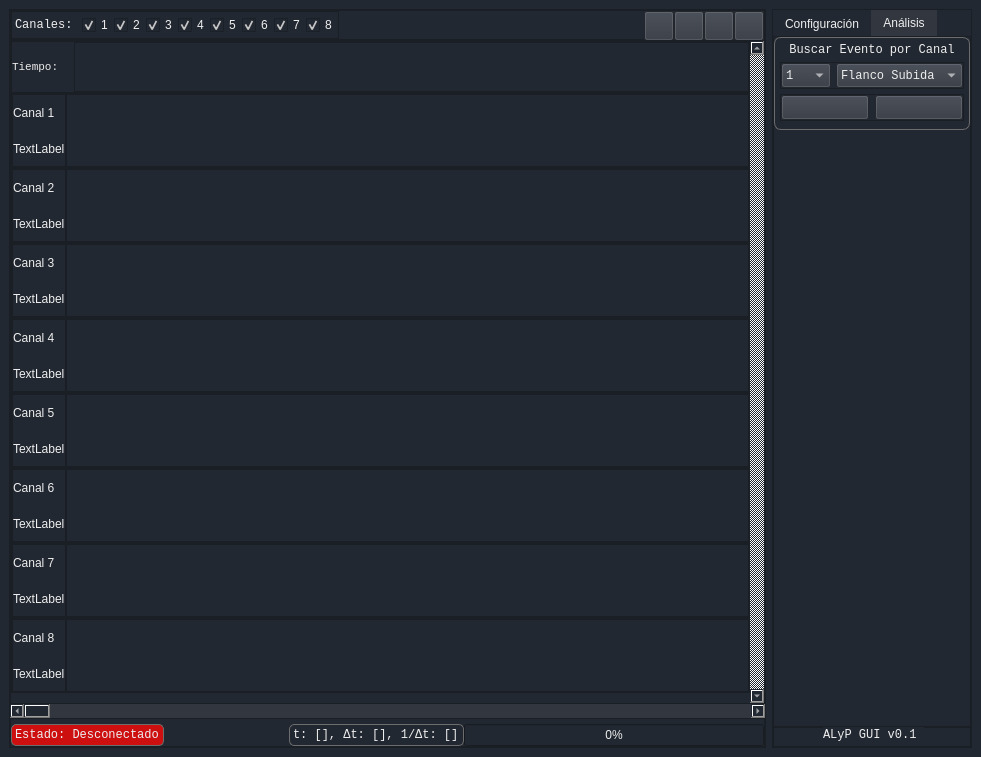
Old version of the form GUI v0.1/src/mainwindow.ui in the repository KarimHacen7/ProyectoFinal.
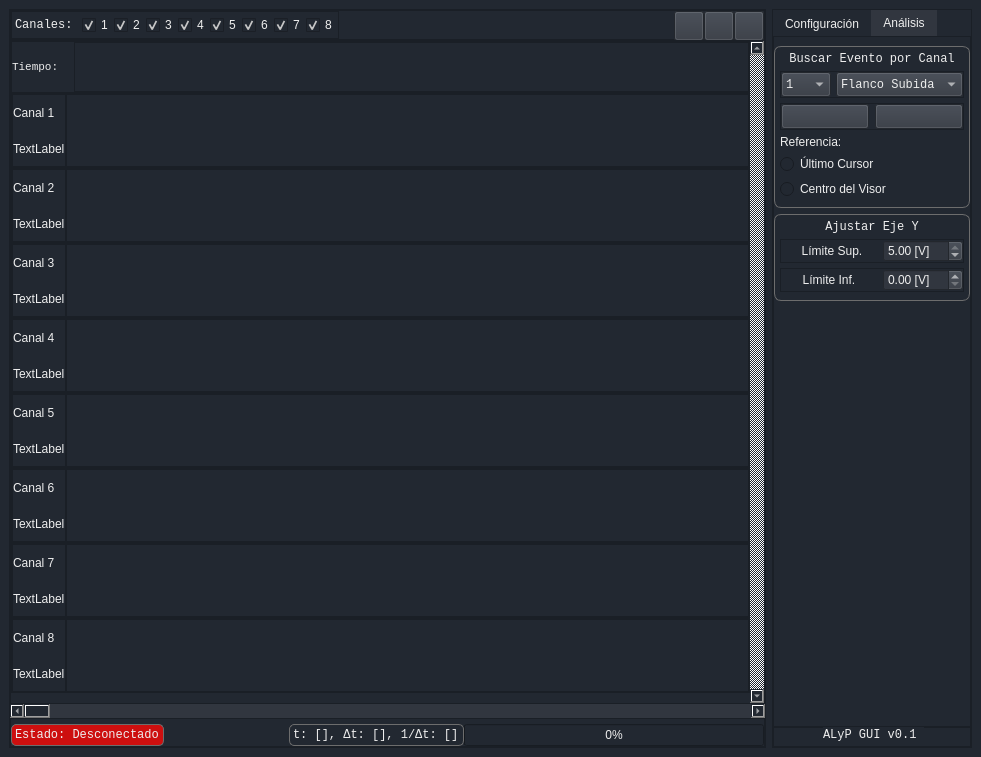
New version of the form. The open tabs and pages were chosen to show the change. Icons and pictures are not drawn.

Commit message: Analog mode support and upgraded event search, bugfixing

What changed in the file:
```diff
--- a/GUI v0.1/src/mainwindow.ui
+++ b/GUI v0.1/src/mainwindow.ui
@@ -144,6 +144,12 @@
           </property>
           <item>
            <widget class="QFrame" name="channelVisualizationFrame">
+            <property name="styleSheet">
+             <string notr="true">QCheckBox:disabled
+{
+	color: rgba(255, 255, 255, 90);
+}</string>
+            </property>
             <property name="frameShape">
              <enum>QFrame::StyledPanel</enum>
             </property>
@@ -295,35 +301,6 @@
             </property>
            </spacer>
           </item>
-          <item>
-           <widget class="QPushButton" name="gridPushButton">
-            <property name="minimumSize">
-             <size>
-              <width>30</width>
-              <height>30</height>
-             </size>
-            </property>
-            <property name="maximumSize">
-             <size>
-              <width>30</width>
-              <height>30</height>
-             </size>
-            </property>
-            <property name="text">
-             <string/>
-            </property>
-            <property name="icon">
-             <iconset resource="Icons.qrc">
-              <normaloff>:/ButtonIcons/ico/grid.png</normaloff>:/ButtonIcons/ico/grid.png</iconset>
-            </property>
-            <property name="iconSize">
-             <size>
-              <width>23</width>
-              <height>23</height>
-             </size>
-            </property>
-           </widget>
-          </item>
           <item>
            <widget class="QPushButton" name="cursorPushButton">
             <property name="minimumSize">
@@ -403,8 +380,7 @@
              </size>
             </property>
             <property name="styleSheet">
-             <string notr="true">
-</string>
+             <string notr="true"/>
             </property>
             <property name="text">
              <string/>
@@ -541,6 +517,9 @@
                   <height>50</height>
                  </size>
                 </property>
+                <property name="frameShadow">
+                 <enum>QFrame::Raised</enum>
+                </property>
                 <property name="verticalScrollBarPolicy">
                  <enum>Qt::ScrollBarAlwaysOff</enum>
                 </property>
@@ -652,6 +631,9 @@
                 <property name="accessibleName">
                  <string>Canal 1</string>
                 </property>
+                <property name="frameShadow">
+                 <enum>QFrame::Raised</enum>
+                </property>
                 <property name="verticalScrollBarPolicy">
                  <enum>Qt::ScrollBarAlwaysOff</enum>
                 </property>
@@ -751,6 +733,9 @@
                 <property name="accessibleName">
                  <string>Canal 2</string>
                 </property>
+                <property name="frameShadow">
+                 <enum>QFrame::Raised</enum>
+                </property>
                 <property name="verticalScrollBarPolicy">
                  <enum>Qt::ScrollBarAlwaysOff</enum>
                 </property>
@@ -850,6 +835,9 @@
                 <property name="accessibleName">
                  <string>Canal 3</string>
                 </property>
+                <property name="frameShadow">
+                 <enum>QFrame::Raised</enum>
+                </property>
                 <property name="verticalScrollBarPolicy">
                  <enum>Qt::ScrollBarAlwaysOff</enum>
                 </property>
@@ -949,6 +937,9 @@
                 <property name="accessibleName">
                  <string>Canal 4</string>
                 </property>
+                <property name="frameShadow">
+                 <enum>QFrame::Raised</enum>
+                </property>
                 <property name="verticalScrollBarPolicy">
                  <enum>Qt::ScrollBarAlwaysOff</enum>
                 </property>
@@ -1048,6 +1039,9 @@
                 <property name="accessibleName">
                  <string>Canal 5</string>
                 </property>
+                <property name="frameShadow">
+                 <enum>QFrame::Raised</enum>
+                </property>
                 <property name="verticalScrollBarPolicy">
                  <enum>Qt::ScrollBarAlwaysOff</enum>
                 </property>
@@ -1147,6 +1141,9 @@
                 <property name="accessibleName">
                  <string>Canal 6</string>
                 </property>
+                <property name="frameShadow">
+                 <enum>QFrame::Raised</enum>
+                </property>
                 <property name="verticalScrollBarPolicy">
                  <enum>Qt::ScrollBarAlwaysOff</enum>
                 </property>
@@ -1246,6 +1243,9 @@
                 <property name="accessibleName">
                  <string>Canal 7</string>
                 </property>
+                <property name="frameShadow">
+                 <enum>QFrame::Raised</enum>
+                </property>
                 <property name="verticalScrollBarPolicy">
                  <enum>Qt::ScrollBarAlwaysOff</enum>
                 </property>
@@ -1345,6 +1345,9 @@
                 <property name="accessibleName">
                  <string>Canal 8</string>
                 </property>
+                <property name="frameShadow">
+                 <enum>QFrame::Raised</enum>
+                </property>
                 <property name="verticalScrollBarPolicy">
                  <enum>Qt::ScrollBarAlwaysOff</enum>
                 </property>
@@ -1557,7 +1560,7 @@
 </string>
          </property>
          <property name="currentIndex">
-          <number>0</number>
+          <number>1</number>
          </property>
          <widget class="QWidget" name="samplingConfigTab">
           <property name="accessibleName">
@@ -2579,6 +2582,13 @@
 border-radius: 7px;
 padding:5px;
 padding-bottom:8px
+}
+QFrame#analogYLimEditFrame
+{
+border: 1px solid rgb(109, 109, 109);
+border-radius: 7px;
+padding:5px;
+padding-bottom:8px
 }</string>
              </property>
              <property name="frameShape">
@@ -2591,9 +2601,6 @@
               <property name="leftMargin">
                <number>0</number>
               </property>
-              <property name="topMargin">
-               <number>0</number>
-              </property>
               <property name="rightMargin">
                <number>0</number>
               </property>
@@ -2649,7 +2656,7 @@
                   </widget>
                  </item>
                  <item>
-                  <widget class="QFrame" name="triggerAnalysisButtonsFrame">
+                  <widget class="QFrame" name="triggerAnalysisSelectorFrame">
                    <property name="frameShape">
                     <enum>QFrame::StyledPanel</enum>
                    </property>
@@ -2800,7 +2807,7 @@
                   </widget>
                  </item>
                  <item>
-                  <widget class="QFrame" name="triggerAnalysisButtonsFrame_2">
+                  <widget class="QFrame" name="triggerAnalysisButtonsFrame">
                    <property name="frameShape">
                     <enum>QFrame::StyledPanel</enum>
                    </property>
@@ -2875,6 +2882,229 @@
                         <width>25</width>
                         <height>25</height>
                        </size>
+                      </property>
+                     </widget>
+                    </item>
+                   </layout>
+                  </widget>
+                 </item>
+                 <item>
+                  <widget class="QLabel" name="triggerAnalysisReferenceLabel">
+                   <property name="text">
+                    <string>Referencia:</string>
+                   </property>
+                  </widget>
+                 </item>
+                 <item>
+                  <widget class="QRadioButton" name="lastCursorRadioButton">
+                   <property name="text">
+                    <string>Último Cursor</string>
+                   </property>
+                  </widget>
+                 </item>
+                 <item>
+                  <widget class="QRadioButton" name="visorCenterRadioButton">
+                   <property name="text">
+                    <string>Centro del Visor</string>
+                   </property>
+                  </widget>
+                 </item>
+                </layout>
+               </widget>
+              </item>
+              <item>
+               <widget class="QFrame" name="analogYLimEditFrame">
+                <property name="frameShape">
+                 <enum>QFrame::StyledPanel</enum>
+                </property>
+                <property name="frameShadow">
+                 <enum>QFrame::Raised</enum>
+                </property>
+                <layout class="QVBoxLayout" name="verticalLayout_22">
+                 <property name="spacing">
+                  <number>5</number>
+                 </property>
+                 <property name="leftMargin">
+                  <number>0</number>
+                 </property>
+                 <property name="topMargin">
+                  <number>0</number>
+                 </property>
+                 <property name="rightMargin">
+                  <number>0</number>
+                 </property>
+                 <property name="bottomMargin">
+                  <number>0</number>
+                 </property>
+                 <item>
+                  <widget class="QLabel" name="analogYLimEditTitleLabel">
+                   <property name="sizePolicy">
+                    <sizepolicy hsizetype="Preferred" vsizetype="Preferred">
+                     <horstretch>0</horstretch>
+                     <verstretch>0</verstretch>
+                    </sizepolicy>
+                   </property>
+                   <property name="font">
+                    <font>
+                     <family>Consolas</family>
+                     <pointsize>9</pointsize>
+                     <italic>false</italic>
+                     <bold>false</bold>
+                    </font>
+                   </property>
+                   <property name="text">
+                    <string>Ajustar Eje Y</string>
+                   </property>
+                   <property name="alignment">
+                    <set>Qt::AlignCenter</set>
+                   </property>
+                  </widget>
+                 </item>
+                 <item>
+                  <widget class="QFrame" name="topYLimFrame">
+                   <property name="frameShape">
+                    <enum>QFrame::StyledPanel</enum>
+                   </property>
+                   <property name="frameShadow">
+                    <enum>QFrame::Raised</enum>
+                   </property>
+                   <layout class="QHBoxLayout" name="horizontalLayout_23">
+                    <property name="spacing">
+                     <number>0</number>
+                    </property>
+                    <property name="leftMargin">
+                     <number>0</number>
+                    </property>
+                    <property name="topMargin">
+                     <number>0</number>
+                    </property>
+                    <property name="rightMargin">
+                     <number>0</number>
+                    </property>
+                    <property name="bottomMargin">
+                     <number>0</number>
+                    </property>
+                    <item>
+                     <widget class="QLabel" name="topYLimLabel">
+                      <property name="text">
+                       <string>Límite Sup.</string>
+                      </property>
+                      <property name="alignment">
+                       <set>Qt::AlignCenter</set>
+                      </property>
+                      <property name="wordWrap">
+                       <bool>true</bool>
+                      </property>
+                     </widget>
+                    </item>
+                    <item>
+                     <widget class="QDoubleSpinBox" name="topYLimDoubleSpinBox">
+                      <property name="sizePolicy">
+                       <sizepolicy hsizetype="Fixed" vsizetype="Fixed">
+                        <horstretch>0</horstretch>
+                        <verstretch>0</verstretch>
+                       </sizepolicy>
+                      </property>
+                      <property name="minimumSize">
+                       <size>
+                        <width>80</width>
+                        <height>0</height>
+                       </size>
+                      </property>
+                      <property name="maximumSize">
+                       <size>
+                        <width>80</width>
+                        <height>16777215</height>
+                       </size>
+                      </property>
+                      <property name="suffix">
+                       <string> [V]</string>
+                      </property>
+                      <property name="minimum">
+                       <double>0.010000000000000</double>
+                      </property>
+                      <property name="maximum">
+                       <double>5.000000000000000</double>
+                      </property>
+                      <property name="singleStep">
+                       <double>0.100000000000000</double>
+                      </property>
+                      <property name="value">
+                       <double>5.000000000000000</double>
+                      </property>
+                     </widget>
+                    </item>
+                   </layout>
+                  </widget>
+                 </item>
+                 <item>
+                  <widget class="QFrame" name="botYLimFrame">
+                   <property name="frameShape">
+                    <enum>QFrame::StyledPanel</enum>
+                   </property>
+                   <property name="frameShadow">
+                    <enum>QFrame::Raised</enum>
+                   </property>
+                   <layout class="QHBoxLayout" name="horizontalLayout_24">
+                    <property name="leftMargin">
+                     <number>0</number>
+                    </property>
+                    <property name="topMargin">
+                     <number>0</number>
+                    </property>
+                    <property name="rightMargin">
+                     <number>0</number>
+                    </property>
+                    <property name="bottomMargin">
+                     <number>0</number>
+                    </property>
+                    <item>
+                     <widget class="QLabel" name="bitYLimLabel">
+                      <property name="text">
+                       <string>Límite Inf.</string>
+                      </property>
+                      <property name="alignment">
+                       <set>Qt::AlignCenter</set>
+                      </property>
+                      <property name="wordWrap">
+                       <bool>true</bool>
+                      </property>
+                     </widget>
+                    </item>
+                    <item>
+                     <widget class="QDoubleSpinBox" name="botYLimDoubleSpinBox">
+                      <property name="sizePolicy">
+                       <sizepolicy hsizetype="Fixed" vsizetype="Fixed">
+                        <horstretch>0</horstretch>
+                        <verstretch>0</verstretch>
+                       </sizepolicy>
+                      </property>
+                      <property name="minimumSize">
+                       <size>
+                        <width>80</width>
+                        <height>0</height>
+                       </size>
+                      </property>
+                      <property name="maximumSize">
+                       <size>
+                        <width>80</width>
+                        <height>16777215</height>
+                       </size>
+                      </property>
+                      <property name="suffix">
+                       <string> [V]</string>
+                      </property>
+                      <property name="minimum">
+                       <double>0.000000000000000</double>
+                      </property>
+                      <property name="maximum">
+                       <double>4.990000000000000</double>
+                      </property>
+                      <property name="singleStep">
+                       <double>0.100000000000000</double>
+                      </property>
+                      <property name="value">
+                       <double>0.000000000000000</double>
                       </property>
                      </widget>
                     </item>
```
The commit also changes 9 other files.
